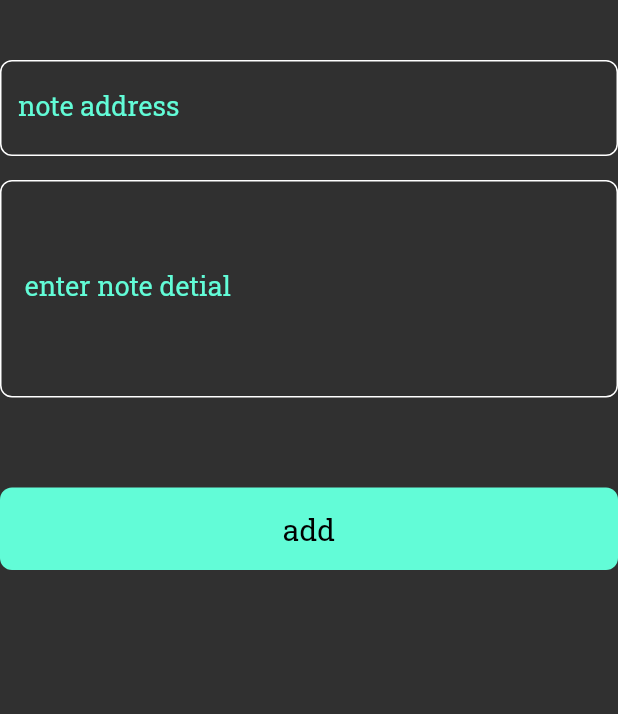
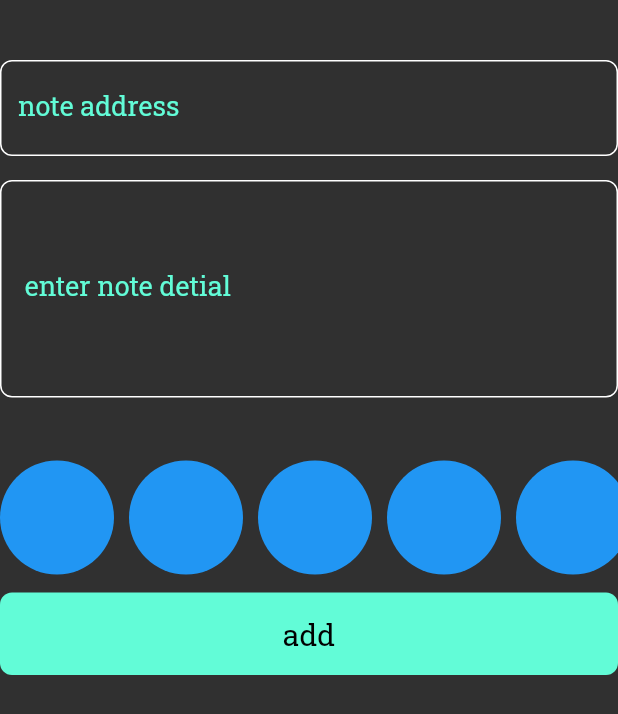
Before and after one commit to Ali1910/notesapp-main, a Flutter app: what addnoteform() shows on an empty page, opened directly, on a phone screen of 412 x 824 dp. Shown: the top 714 px of the screen. Run offline on Flutter 3.47's test engine with Material 2 defaults, Android fonts, the phone set to English and light mode, and no system bars; our stand-ins replace flutter_bloc, font_awesome_flutter, hive, hive_flutter; accounts and stored records are empty.

Commit message:
create colors list view  picker part 1

```diff
--- a/lib/views/addnoteform.dart
+++ b/lib/views/addnoteform.dart
@@ -7,6 +7,7 @@ import 'package:notesapp/cubits/notes_cubits/add_notes_state.dart';
 import 'package:notesapp/models/note_model.dart';
 import 'package:notesapp/views/widgets/CustomButtom.dart';
 import 'package:notesapp/views/widgets/CustomTextFeild.dart';
+import 'package:notesapp/views/widgets/custom_list_color_picker.dart';
 
 class addnoteform extends StatefulWidget {
   const addnoteform({
@@ -51,7 +52,11 @@ class _addnoteformState extends State<addnoteform> {
             maxlines: 5,
           ),
           const SizedBox(
-            height: 60,
+            height: 40,
+          ),
+          const ColorListView(),
+          const SizedBox(
+            height: 10,
           ),
           BlocBuilder<AddNotesCubit, AddNotestates>(
             builder: (context, state) {
--- a/lib/views/widgets/AddNoteBottomSheet.dart
+++ b/lib/views/widgets/AddNoteBottomSheet.dart
@@ -1,6 +1,5 @@
 import 'package:flutter/material.dart';
 import 'package:flutter_bloc/flutter_bloc.dart';
-import 'package:modal_progress_hud_nsn/modal_progress_hud_nsn.dart';
 import 'package:notesapp/cubits/notes_cubits/NotesCubit/NotesCubit.dart';
 import 'package:notesapp/cubits/notes_cubits/add_notes_cubit.dart';
 import 'package:notesapp/cubits/notes_cubits/add_notes_state.dart';
--- /dev/null
+++ b/lib/views/widgets/custom_list_color_picker.dart
@@ -0,0 +1,36 @@
+import 'package:flutter/material.dart';
+
+class ColorItem extends StatelessWidget {
+  const ColorItem({super.key});
+
+  @override
+  Widget build(BuildContext context) {
+    return const CircleAvatar(
+      radius: 38,
+      backgroundColor: Colors.blue,
+    );
+  }
+}
+
+class ColorListView extends StatelessWidget {
+  const ColorListView({super.key});
+
+  @override
+  Widget build(BuildContext context) {
+    return SizedBox(
+      height: 80,
+      child: ListView.separated(
+        scrollDirection: Axis.horizontal,
+        separatorBuilder: (context, index) {
+          return const SizedBox(
+            width: 10,
+          );
+        },
+        itemBuilder: ((context, index) {
+          return const ColorItem();
+        }),
+        itemCount: 7,
+      ),
+    );
+  }
+}
```
